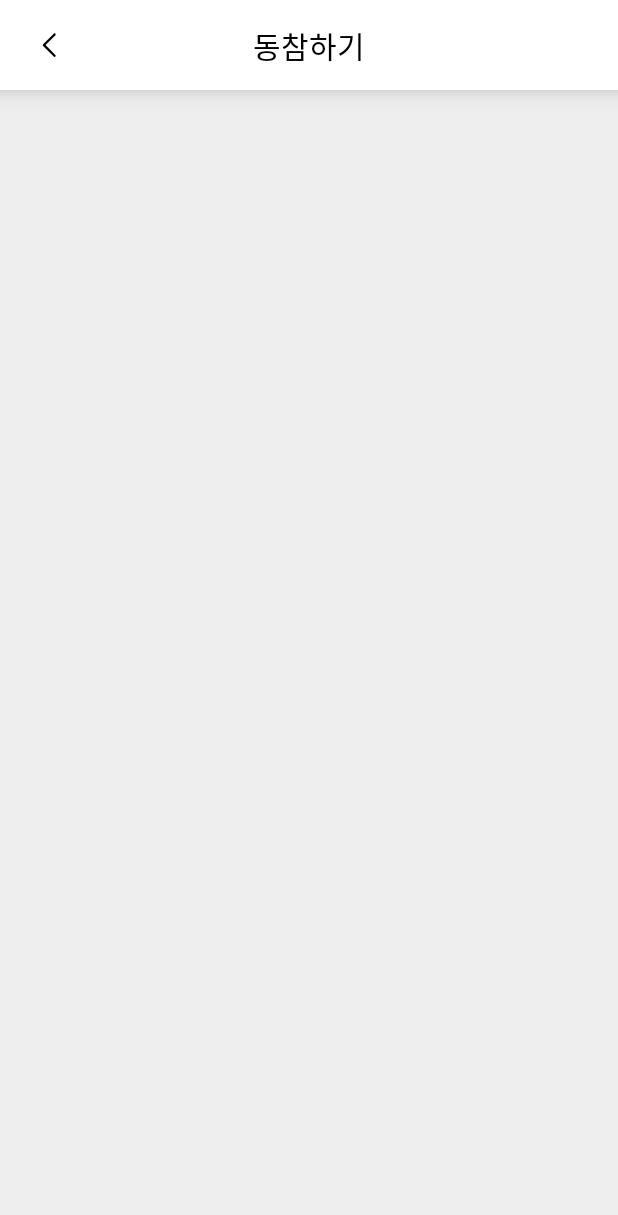
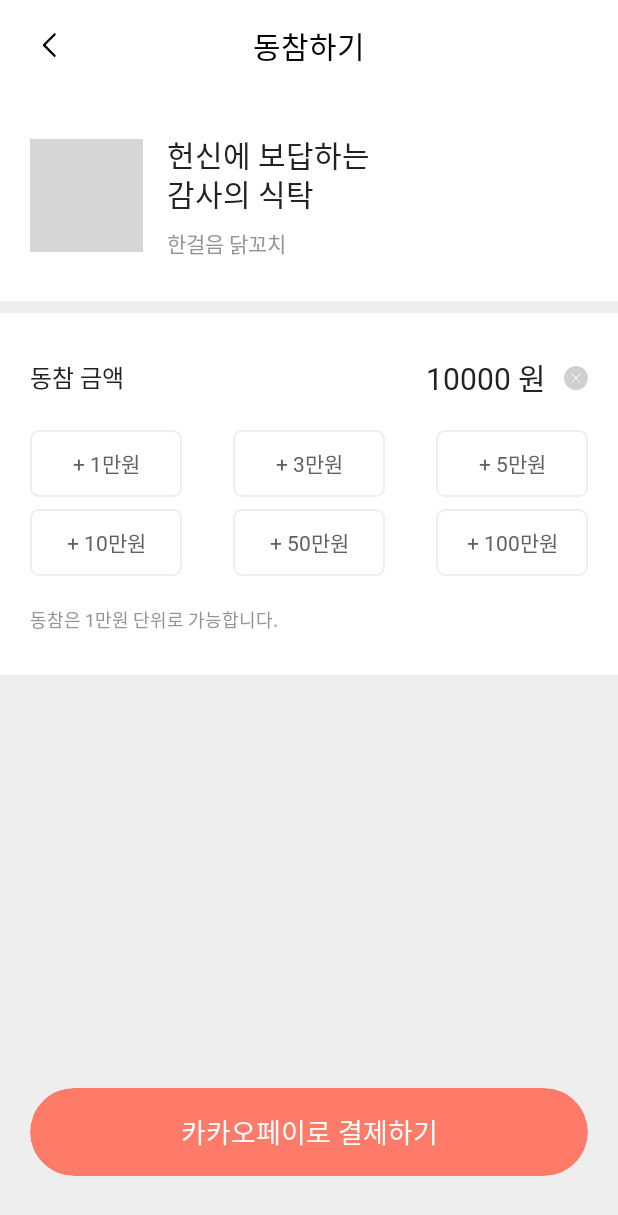
Before and after one commit to 9oormthon-univ/2024_DANPOONG_TEAM_13_FE, an Android app built with Jetpack Compose: the @Preview function DonationScreenPreview, on a phone screen of 412 x 824 dp. Shown: the top 1215 px of the screen. Run offline under Robolectric (Android 15) with nearby library versions, the phone set to English and light mode, and no system bars; pictures from the network do not load; Roboto replaces fonts that are not available here; grey boxes are pictures that could not be loaded.

Commit message:
Feat : DonationScreen UI 구현 준비

```diff
--- a/app/src/main/java/com/daon/onjung/ui/component/button/FilledWidthButton.kt
+++ b/app/src/main/java/com/daon/onjung/ui/component/button/FilledWidthButton.kt
@@ -19,6 +19,7 @@ import androidx.compose.ui.text.font.FontWeight
 import androidx.compose.ui.tooling.preview.Preview
 import androidx.compose.ui.unit.Dp
 import androidx.compose.ui.unit.dp
+import androidx.compose.ui.unit.sp
 import com.daon.onjung.ui.theme.OnjungTheme
 
 @Composable
@@ -26,6 +27,7 @@ fun FilledWidthButton(
     text: String = "",
     modifier: Modifier = Modifier,
     isEnabled: Boolean = true,
+    fontSize: Int = 20,
     shadowElevation: Dp = 0.dp,
     onClick: () -> Unit = {}
 ) {
@@ -58,7 +60,8 @@ fun FilledWidthButton(
             Text(
                 text,
                 style = OnjungTheme.typography.h2.copy(
-                    fontWeight = FontWeight.SemiBold
+                    fontWeight = FontWeight.SemiBold,
+                    fontSize = fontSize.sp
                 ),
             )
         }
--- a/app/src/main/java/com/daon/onjung/ui/donation/DonationScreen.kt
+++ b/app/src/main/java/com/daon/onjung/ui/donation/DonationScreen.kt
@@ -2,13 +2,20 @@ package com.daon.onjung.ui.donation
 
 import androidx.compose.foundation.background
 import androidx.compose.foundation.layout.Column
+import androidx.compose.foundation.layout.Spacer
 import androidx.compose.foundation.layout.fillMaxSize
+import androidx.compose.foundation.layout.height
+import androidx.compose.foundation.layout.padding
 import androidx.compose.runtime.Composable
 import androidx.compose.ui.Modifier
 import androidx.compose.ui.tooling.preview.Preview
+import androidx.compose.ui.unit.dp
 import com.daon.onjung.OnjungAppState
 import com.daon.onjung.rememberOnjungAppState
 import com.daon.onjung.ui.component.TopBar
+import com.daon.onjung.ui.component.button.FilledWidthButton
+import com.daon.onjung.ui.donation.component.DonationSelectPrice
+import com.daon.onjung.ui.donation.component.DonationStore
 import com.daon.onjung.ui.theme.OnjungTheme
 
 
@@ -25,6 +32,17 @@ fun DonationScreen(
             "동참하기",
             rightIcon = null
         )
+        DonationStore()
+        Spacer(modifier = Modifier.height(8.dp))
+        DonationSelectPrice()
+        Spacer(modifier = Modifier.weight(1f))
+        FilledWidthButton(
+            "카카오페이로 결제하기",
+            modifier = Modifier
+                .padding(horizontal = 20.dp),
+            fontSize = 18
+        )
+        Spacer(modifier = Modifier.height(40.dp))
     }
 }
 
--- /dev/null
+++ b/app/src/main/java/com/daon/onjung/ui/donation/component/DonationSelectPrice.kt
@@ -0,0 +1,146 @@
+package com.daon.onjung.ui.donation.component
+
+import androidx.compose.foundation.background
+import androidx.compose.foundation.border
+import androidx.compose.foundation.clickable
+import androidx.compose.foundation.layout.Arrangement
+import androidx.compose.foundation.layout.Box
+import androidx.compose.foundation.layout.Column
+import androidx.compose.foundation.layout.Row
+import androidx.compose.foundation.layout.Spacer
+import androidx.compose.foundation.layout.fillMaxWidth
+import androidx.compose.foundation.layout.height
+import androidx.compose.foundation.layout.padding
+import androidx.compose.foundation.layout.width
+import androidx.compose.foundation.shape.RoundedCornerShape
+import androidx.compose.material3.Icon
+import androidx.compose.material3.Text
+import androidx.compose.runtime.Composable
+import androidx.compose.ui.Alignment
+import androidx.compose.ui.Modifier
+import androidx.compose.ui.graphics.Color
+import androidx.compose.ui.res.painterResource
+import androidx.compose.ui.text.font.FontWeight
+import androidx.compose.ui.tooling.preview.Preview
+import androidx.compose.ui.unit.dp
+import com.daon.onjung.R
+import com.daon.onjung.ui.theme.OnjungTheme
+
+
+@Composable
+fun DonationSelectPrice (
+    price : Int = 10000,
+    modifier : Modifier = Modifier
+) {
+    Column (
+        modifier = modifier
+            .fillMaxWidth()
+            .background(color = OnjungTheme.colors.white)
+            .padding(vertical = 28.dp, horizontal = 20.dp)
+
+    ){
+        Row(
+            modifier = Modifier
+                .fillMaxWidth(),
+           verticalAlignment = Alignment.CenterVertically
+        ) {
+            Text(
+                "동참 금액",
+                style = OnjungTheme.typography.body1.copy(
+                    color = OnjungTheme.colors.text_1,
+                    fontWeight = FontWeight.SemiBold
+                )
+            )
+            Row(
+                modifier = Modifier.weight(1f),
+                horizontalArrangement = Arrangement.End,
+                verticalAlignment = Alignment.CenterVertically
+            ) {
+                Text(
+                    "$price 원",
+                    style = OnjungTheme.typography.h2.copy(
+                        color = OnjungTheme.colors.text_1,
+                        fontWeight = FontWeight.SemiBold
+                    )
+                )
+                Spacer(modifier = Modifier.width(12.dp))
+                Icon(
+                    painter = painterResource(id = R.drawable.ic_x_button),
+                    contentDescription = "X Button",
+                    tint = Color.Unspecified
+                )
+            }
+        }
+        Spacer(modifier = Modifier.height(20.dp))
+        Row(
+            modifier = Modifier
+                .fillMaxWidth(),
+            horizontalArrangement = Arrangement.SpaceBetween
+        ) {
+            DonationSelectPriceButton(1) {
+                // 클릭 이벤트 처리
+            }
+            DonationSelectPriceButton(3) {
+                // 클릭 이벤트 처리
+            }
+            DonationSelectPriceButton(5) {
+                // 클릭 이벤트 처리
+            }
+        }
+        Spacer(modifier = Modifier.height(8.dp))
+        Row(
+            modifier = Modifier
+                .fillMaxWidth(),
+            horizontalArrangement = Arrangement.SpaceBetween
+        ) {
+            DonationSelectPriceButton(10) {
+                // 클릭 이벤트 처리
+            }
+            DonationSelectPriceButton(50) {
+                // 클릭 이벤트 처리
+            }
+            DonationSelectPriceButton(100) {
+                // 클릭 이벤트 처리
+            }
+        }
+        Spacer(modifier = Modifier.height(20.dp))
+        Text(
+            "동참은 1만원 단위로 가능합니다.",
+            style = OnjungTheme.typography.caption.copy(
+                color = OnjungTheme.colors.text_3,
+                fontWeight = FontWeight.Medium
+            )
+        )
+    }
+}
+
+@Preview
+@Composable
+private fun DonationSelectPriceButton (
+    price : Int = 1,
+    onClick : () -> Unit = {}
+) {
+    Box(
+        modifier = Modifier
+            .width(101.dp)
+            .border(width = 1.dp, color = OnjungTheme.colors.gray_2, shape = RoundedCornerShape(6.dp))
+            .padding(vertical = 12.dp)
+            .clickable{ onClick() },
+        contentAlignment = Alignment.Center
+    ) {
+        Text(
+            "+ ${price}만원",
+            style = OnjungTheme.typography.body2.copy(
+                color = OnjungTheme.colors.text_2,
+            )
+        )
+    }
+}
+
+@Preview(showBackground = true)
+@Composable
+fun DonationSelectPricePreview () {
+    OnjungTheme {
+        DonationSelectPrice()
+    }
+}
--- /dev/null
+++ b/app/src/main/java/com/daon/onjung/ui/donation/component/DonationStore.kt
@@ -0,0 +1,78 @@
+package com.daon.onjung.ui.donation.component
+
+import androidx.compose.foundation.background
+import androidx.compose.foundation.layout.Arrangement
+import androidx.compose.foundation.layout.Column
+import androidx.compose.foundation.layout.Row
+import androidx.compose.foundation.layout.fillMaxWidth
+import androidx.compose.foundation.layout.padding
+import androidx.compose.foundation.layout.size
+import androidx.compose.foundation.shape.RoundedCornerShape
+import androidx.compose.material3.Text
+import androidx.compose.runtime.Composable
+import androidx.compose.ui.Alignment
+import androidx.compose.ui.Modifier
+import androidx.compose.ui.draw.clip
+import androidx.compose.ui.platform.LocalContext
+import androidx.compose.ui.res.painterResource
+import androidx.compose.ui.text.font.FontWeight
+import androidx.compose.ui.text.style.TextOverflow
+import androidx.compose.ui.tooling.preview.Preview
+import androidx.compose.ui.unit.dp
+import coil3.compose.AsyncImage
+import coil3.request.ImageRequest
+import com.daon.onjung.R
+import com.daon.onjung.ui.theme.OnjungTheme
+
+@Preview(showBackground = true)
+@Composable
+fun DonationStore(
+    title: String = "헌신에 보답하는 \n감사의 식탁",
+    name: String = "한걸음 닭꼬치",
+    imageUrl: String = ""
+) {
+    val context = LocalContext.current
+
+    Row(
+        modifier = Modifier
+            .fillMaxWidth()
+            .background(color = OnjungTheme.colors.white)
+            .padding(vertical = 28.dp, horizontal = 20.dp),
+        verticalAlignment = Alignment.CenterVertically,
+        horizontalArrangement = Arrangement.spacedBy(16.dp)
+    ) {
+        AsyncImage(
+            modifier = Modifier
+                .size(75.dp)
+                .background(
+                    color = OnjungTheme.colors.main_coral,
+                    shape = RoundedCornerShape(10.dp)
+                )
+                .clip(RoundedCornerShape(10.dp)),
+            model = ImageRequest.Builder(context).data(imageUrl).build(),
+            contentDescription = "IMG_SHOP",
+            placeholder = painterResource(id = R.drawable.img_dummy)
+        )
+
+        Column(
+            verticalArrangement = Arrangement.spacedBy(8.dp),
+            modifier = Modifier.weight(1f)
+        ) {
+            Text(
+                text = title,
+                style = OnjungTheme.typography.h2,
+                color = OnjungTheme.colors.text_1,
+                maxLines = 2, // 최대 2줄로 설정
+                overflow = TextOverflow.Ellipsis
+            )
+
+            Text(
+                text = name,
+                style = OnjungTheme.typography.body2.copy(
+                    fontWeight = FontWeight.SemiBold,
+                    color = OnjungTheme.colors.text_3
+                ),
+            )
+        }
+    }
+}
--- /dev/null
+++ b/app/src/main/res/drawable/ic_x_button.xml
@@ -0,0 +1,16 @@
+<vector xmlns:android="http://schemas.android.com/apk/res/android"
+    android:width="16dp"
+    android:height="16dp"
+    android:viewportWidth="16"
+    android:viewportHeight="16">
+  <path
+      android:pathData="M8,8m-8,0a8,8 0,1 1,16 0a8,8 0,1 1,-16 0"
+      android:fillColor="#D0D0D0"/>
+  <path
+      android:pathData="M5.204,5.204L10.796,10.796M5.204,10.796L10.796,5.204"
+      android:strokeLineJoin="round"
+      android:strokeWidth="0.625"
+      android:fillColor="#00000000"
+      android:strokeColor="#ffffff"
+      android:strokeLineCap="round"/>
+</vector>
```
